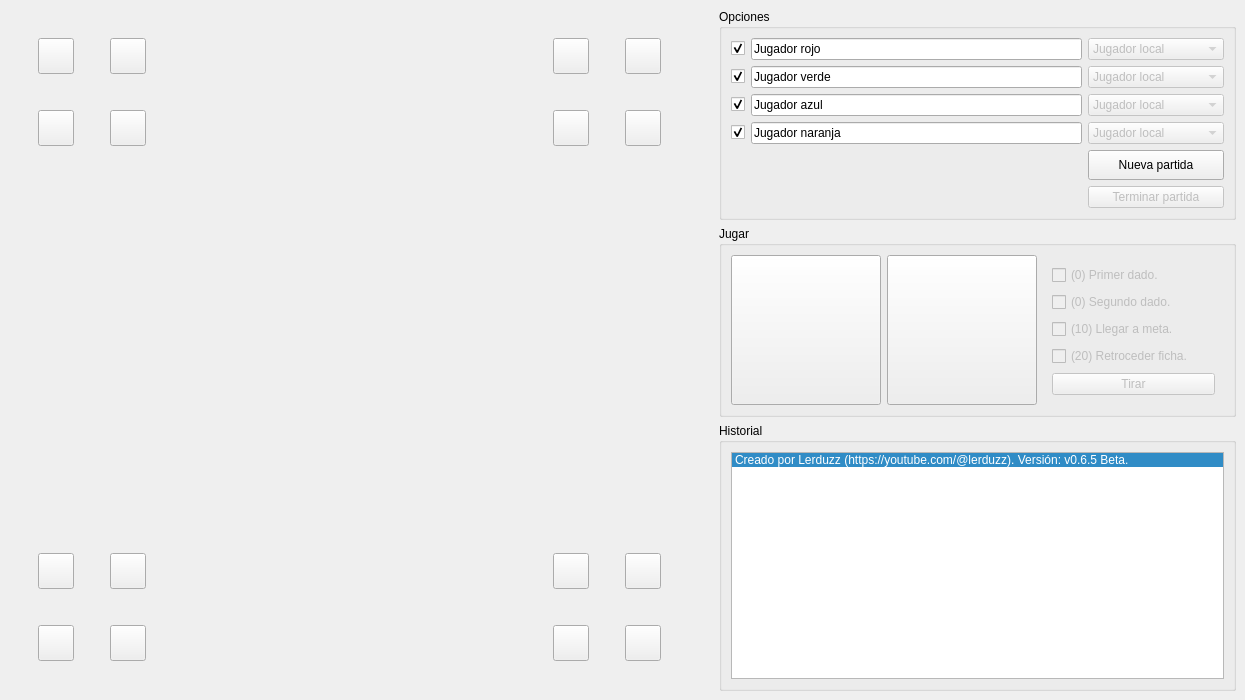
Lerduzz/Lerchis, file parchis.ui: the form before one commit.
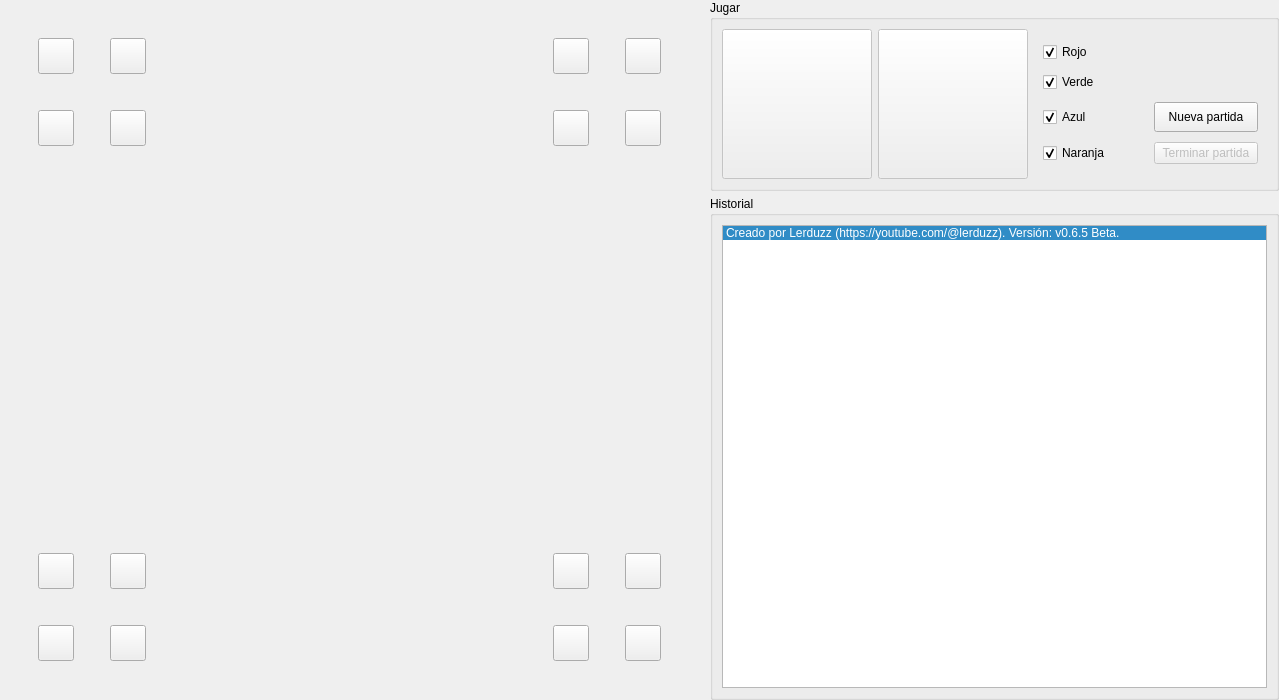
The form after the commit. Icons and pictures are not drawn.

Commit message: Mejora estética a la interfaz.

What changed in the file:
```diff
--- a/parchis.ui
+++ b/parchis.ui
@@ -6,7 +6,7 @@
    <rect>
     <x>0</x>
     <y>0</y>
-    <width>1245</width>
+    <width>1279</width>
     <height>700</height>
    </rect>
   </property>
@@ -403,275 +403,33 @@
     </item>
     <item>
      <widget class="QWidget" name="cajaOpciones" native="true">
-      <layout class="QVBoxLayout" name="verticalLayout_2">
-       <item>
-        <widget class="QGroupBox" name="cajaPartida">
-         <property name="title">
-          <string>Opciones</string>
-         </property>
-         <layout class="QGridLayout" name="gridLayout_2">
-          <item row="4" column="2">
-           <widget class="QPushButton" name="btnNuevaPartida">
-            <property name="minimumSize">
-             <size>
-              <width>0</width>
-              <height>30</height>
-             </size>
-            </property>
-            <property name="text">
-             <string>Nueva partida</string>
-            </property>
-           </widget>
-          </item>
-          <item row="2" column="0">
-           <widget class="QCheckBox" name="checkPlayer2">
-            <property name="text">
-             <string/>
-            </property>
-            <property name="icon">
-             <iconset resource="parchis.qrc">
-              <normaloff>:/fichas/ficha2.png</normaloff>:/fichas/ficha2.png</iconset>
-            </property>
-            <property name="checked">
-             <bool>true</bool>
-            </property>
-           </widget>
-          </item>
-          <item row="2" column="2">
-           <widget class="QComboBox" name="comboPlayer2">
-            <property name="enabled">
-             <bool>false</bool>
-            </property>
-            <item>
-             <property name="text">
-              <string>Jugador local</string>
-             </property>
-            </item>
-            <item>
-             <property name="text">
-              <string>Inteligencia artificial</string>
-             </property>
-            </item>
-            <item>
-             <property name="text">
-              <string>Jugador por red</string>
-             </property>
-            </item>
-           </widget>
-          </item>
-          <item row="1" column="0">
-           <widget class="QCheckBox" name="checkPlayer1">
-            <property name="text">
-             <string/>
-            </property>
-            <property name="icon">
-             <iconset resource="parchis.qrc">
-              <normaloff>:/fichas/ficha1.png</normaloff>:/fichas/ficha1.png</iconset>
-            </property>
-            <property name="checked">
-             <bool>true</bool>
-            </property>
-           </widget>
-          </item>
-          <item row="0" column="2">
-           <widget class="QComboBox" name="comboPlayer0">
-            <property name="enabled">
-             <bool>false</bool>
-            </property>
-            <item>
-             <property name="text">
-              <string>Jugador local</string>
-             </property>
-            </item>
-            <item>
-             <property name="text">
-              <string>Inteligencia artificial</string>
-             </property>
-            </item>
-            <item>
-             <property name="text">
-              <string>Jugador por red</string>
-             </property>
-            </item>
-           </widget>
-          </item>
-          <item row="0" column="0">
-           <widget class="QCheckBox" name="checkPlayer0">
-            <property name="text">
-             <string/>
-            </property>
-            <property name="icon">
-             <iconset resource="parchis.qrc">
-              <normaloff>:/fichas/ficha0.png</normaloff>:/fichas/ficha0.png</iconset>
-            </property>
-            <property name="checked">
-             <bool>true</bool>
-            </property>
-           </widget>
-          </item>
-          <item row="2" column="1">
-           <widget class="QLineEdit" name="txtNamePlayer2">
-            <property name="text">
-             <string>Jugador azul</string>
-            </property>
-           </widget>
-          </item>
-          <item row="3" column="2">
-           <widget class="QComboBox" name="comboPlayer3">
-            <property name="enabled">
-             <bool>false</bool>
-            </property>
-            <item>
-             <property name="text">
-              <string>Jugador local</string>
-             </property>
-            </item>
-            <item>
-             <property name="text">
-              <string>Inteligencia artificial</string>
-             </property>
-            </item>
-            <item>
-             <property name="text">
-              <string>Jugador por red</string>
-             </property>
-            </item>
-           </widget>
-          </item>
-          <item row="0" column="1">
-           <widget class="QLineEdit" name="txtNamePlayer0">
-            <property name="text">
-             <string>Jugador rojo</string>
-            </property>
-           </widget>
-          </item>
-          <item row="1" column="1">
-           <widget class="QLineEdit" name="txtNamePlayer1">
-            <property name="text">
-             <string>Jugador verde</string>
-            </property>
-           </widget>
-          </item>
-          <item row="3" column="1">
-           <widget class="QLineEdit" name="txtNamePlayer3">
-            <property name="text">
-             <string>Jugador naranja</string>
-            </property>
-           </widget>
-          </item>
-          <item row="1" column="2">
-           <widget class="QComboBox" name="comboPlayer1">
-            <property name="enabled">
-             <bool>false</bool>
-            </property>
-            <item>
-             <property name="text">
-              <string>Jugador local</string>
-             </property>
-            </item>
-            <item>
-             <property name="text">
-              <string>Inteligencia artificial</string>
-             </property>
-            </item>
-            <item>
-             <property name="text">
-              <string>Jugador por red</string>
-             </property>
-            </item>
-           </widget>
-          </item>
-          <item row="3" column="0">
-           <widget class="QCheckBox" name="checkPlayer3">
-            <property name="text">
-             <string/>
-            </property>
-            <property name="icon">
-             <iconset resource="parchis.qrc">
-              <normaloff>:/fichas/ficha3.png</normaloff>:/fichas/ficha3.png</iconset>
-            </property>
-            <property name="checked">
-             <bool>true</bool>
-            </property>
-           </widget>
-          </item>
-          <item row="5" column="2">
-           <widget class="QPushButton" name="btnTerminarPartida">
-            <property name="enabled">
-             <bool>false</bool>
-            </property>
-            <property name="text">
-             <string>Terminar partida</string>
-            </property>
-           </widget>
-          </item>
-         </layout>
-        </widget>
-       </item>
+      <layout class="QVBoxLayout" name="layoutOpciones">
+       <property name="spacing">
+        <number>5</number>
+       </property>
+       <property name="leftMargin">
+        <number>0</number>
+       </property>
+       <property name="topMargin">
+        <number>0</number>
+       </property>
+       <property name="rightMargin">
+        <number>0</number>
+       </property>
+       <property name="bottomMargin">
+        <number>0</number>
+       </property>
        <item>
         <widget class="QGroupBox" name="cajaJugar">
          <property name="title">
           <string>Jugar</string>
          </property>
          <layout class="QGridLayout" name="layoutJugar">
-          <item row="0" column="2">
-           <widget class="QWidget" name="cajaBonus" native="true">
-            <layout class="QVBoxLayout" name="verticalLayout">
-             <item>
-              <widget class="QCheckBox" name="checkDado1">
-               <property name="enabled">
-                <bool>false</bool>
-               </property>
-               <property name="text">
-                <string>(0) Primer dado.</string>
-               </property>
-              </widget>
-             </item>
-             <item>
-              <widget class="QCheckBox" name="checkDado2">
-               <property name="enabled">
-                <bool>false</bool>
-               </property>
-               <property name="text">
-                <string>(0) Segundo dado.</string>
-               </property>
-              </widget>
-             </item>
-             <item>
-              <widget class="QCheckBox" name="checkMeta">
-               <property name="enabled">
-                <bool>false</bool>
-               </property>
-               <property name="text">
-                <string>(10) Llegar a meta.</string>
-               </property>
-              </widget>
-             </item>
-             <item>
-              <widget class="QCheckBox" name="checkMata">
-               <property name="enabled">
-                <bool>false</bool>
-               </property>
-               <property name="text">
-                <string>(20) Retroceder ficha.</string>
-               </property>
-              </widget>
-             </item>
-             <item>
-              <widget class="QPushButton" name="btnTirar">
-               <property name="enabled">
-                <bool>false</bool>
-               </property>
-               <property name="text">
-                <string>Tirar</string>
-               </property>
-              </widget>
-             </item>
-            </layout>
-           </widget>
-          </item>
           <item row="0" column="0">
            <widget class="QToolButton" name="dado1">
+            <property name="enabled">
+             <bool>false</bool>
+            </property>
             <property name="minimumSize">
              <size>
               <width>150</width>
@@ -694,6 +452,9 @@
           </item>
           <item row="0" column="1">
            <widget class="QToolButton" name="dado2">
+            <property name="enabled">
+             <bool>false</bool>
+            </property>
             <property name="minimumSize">
              <size>
               <width>150</width>
@@ -714,6 +475,91 @@
             </property>
            </widget>
           </item>
+          <item row="0" column="2">
+           <widget class="QWidget" name="cajaBonus" native="true">
+            <layout class="QGridLayout" name="gridLayout_3">
+             <item row="0" column="0">
+              <widget class="QCheckBox" name="checkPlayer0">
+               <property name="text">
+                <string>Rojo</string>
+               </property>
+               <property name="icon">
+                <iconset resource="parchis.qrc">
+                 <normaloff>:/fichas/ficha0.png</normaloff>:/fichas/ficha0.png</iconset>
+               </property>
+               <property name="checked">
+                <bool>true</bool>
+               </property>
+              </widget>
+             </item>
+             <item row="2" column="1">
+              <widget class="QPushButton" name="btnNuevaPartida">
+               <property name="minimumSize">
+                <size>
+                 <width>0</width>
+                 <height>30</height>
+                </size>
+               </property>
+               <property name="text">
+                <string>Nueva partida</string>
+               </property>
+              </widget>
+             </item>
+             <item row="3" column="0">
+              <widget class="QCheckBox" name="checkPlayer3">
+               <property name="text">
+                <string>Naranja</string>
+               </property>
+               <property name="icon">
+                <iconset resource="parchis.qrc">
+                 <normaloff>:/fichas/ficha3.png</normaloff>:/fichas/ficha3.png</iconset>
+               </property>
+               <property name="checked">
+                <bool>true</bool>
+               </property>
+              </widget>
+             </item>
+             <item row="1" column="0">
+              <widget class="QCheckBox" name="checkPlayer1">
+               <property name="text">
+                <string>Verde</string>
+               </property>
+               <property name="icon">
+                <iconset resource="parchis.qrc">
+                 <normaloff>:/fichas/ficha1.png</normaloff>:/fichas/ficha1.png</iconset>
+               </property>
+               <property name="checked">
+                <bool>true</bool>
+               </property>
+              </widget>
+             </item>
+             <item row="2" column="0">
+              <widget class="QCheckBox" name="checkPlayer2">
+               <property name="text">
+                <string>Azul</string>
+               </property>
+               <property name="icon">
+                <iconset resource="parchis.qrc">
+                 <normaloff>:/fichas/ficha2.png</normaloff>:/fichas/ficha2.png</iconset>
+               </property>
+               <property name="checked">
+                <bool>true</bool>
+               </property>
+              </widget>
+             </item>
+             <item row="3" column="1">
+              <widget class="QPushButton" name="btnTerminarPartida">
+               <property name="enabled">
+                <bool>false</bool>
+               </property>
+               <property name="text">
+                <string>Terminar partida</string>
+               </property>
+              </widget>
+             </item>
+            </layout>
+           </widget>
+          </item>
          </layout>
         </widget>
        </item>
```
The commit also changes 3 other files.
